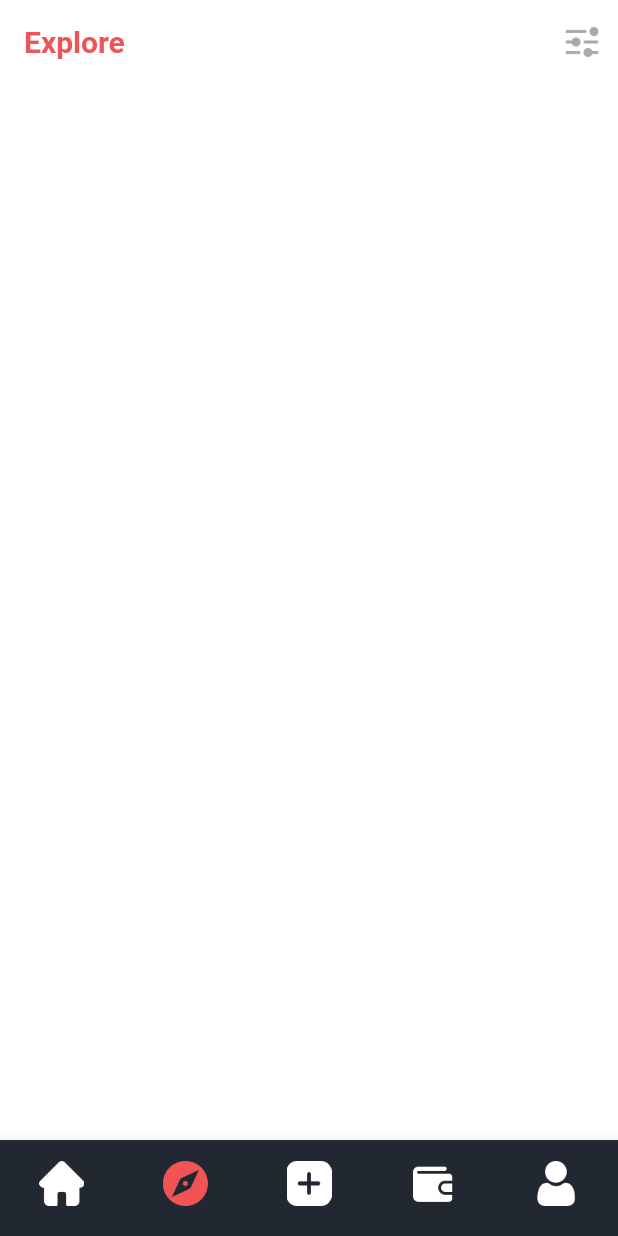
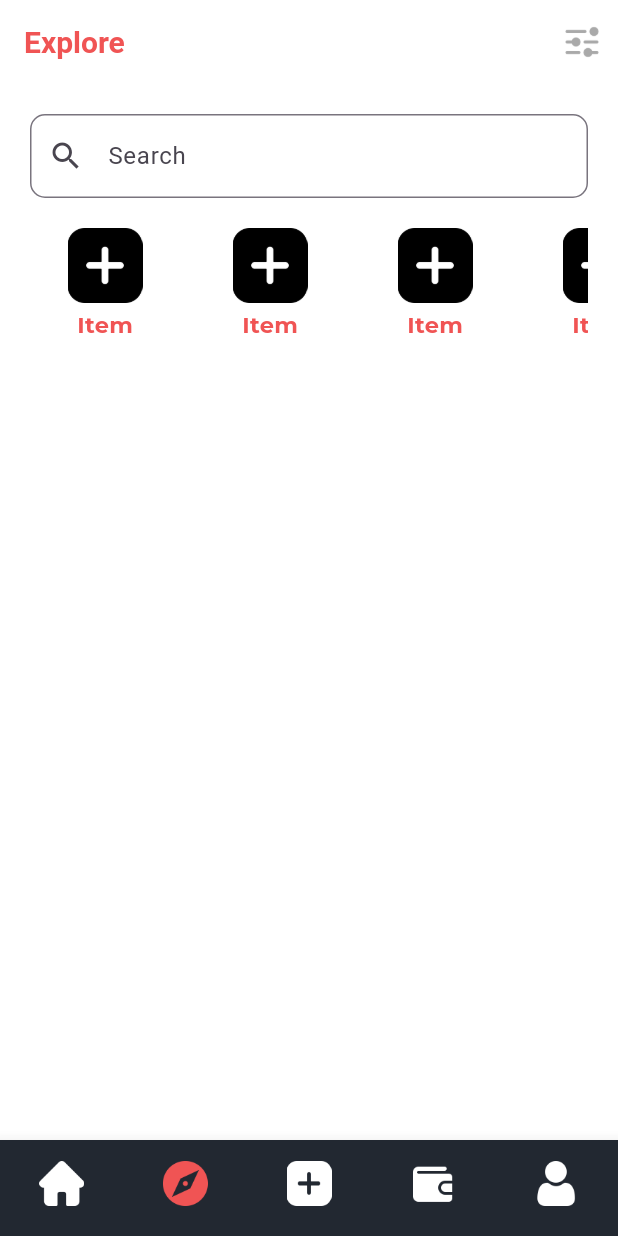
Before and after one commit to Navin-Jongyin/BidSure, a Flutter app: the screen it shows after launch, item 2 of the bottom bar chosen, on a phone screen of 412 x 824 dp. Run offline on Flutter 3.47's test engine with Material 3 defaults, Android fonts, the phone set to English and light mode, and no system bars; our stand-ins replace animated_splash_screen, google_fonts.

Commit message:
searchPage

```diff
--- a/lib/mainscreen/searchPage.dart
+++ b/lib/mainscreen/searchPage.dart
@@ -44,6 +44,47 @@ class _SearchPageState extends State<SearchPage> {
           ),
         ],
       ),
+      body: Container(
+        padding: EdgeInsets.all(20),
+        child: Column(
+          children: [
+            TextField(
+              decoration: InputDecoration(
+                border: OutlineInputBorder(
+                  borderRadius: BorderRadius.circular(10),
+                ),
+                prefixIcon: Icon(Icons.search),
+                hintText: "Search",
+              ),
+            ),
+            Flexible(
+              child: ListView(
+                scrollDirection: Axis.vertical,
+                children: [
+                  Container(
+                    height: 100,
+                    margin: EdgeInsets.only(top: 20),
+                    child: ListView(
+                      scrollDirection: Axis.horizontal,
+                      children: [
+                        buildCard(),
+                        SizedBox(width: 10),
+                        buildCard(),
+                        SizedBox(width: 10),
+                        buildCard(),
+                        SizedBox(width: 10),
+                        buildCard(),
+                        SizedBox(width: 10),
+                      ],
+                    ),
+                  ),
+                  // SizedBox(height: 20), // Add some spacing between the two rows
+                ],
+              ),
+            ),
+          ],
+        ),
+      ),
       bottomNavigationBar: CustomBottomNavigationBar(
         currentIndex: 1,
         onTap: (index) {
@@ -83,4 +124,28 @@ class _SearchPageState extends State<SearchPage> {
       ),
     );
   }
+
+  Widget buildCard() => Container(
+        width: 100,
+        height: 100,
+        color: Palette.whiteColor,
+        child: Column(
+          children: [
+            Image.asset(
+              "icons/addition.png",
+              width: 50,
+              height: 50,
+            ),
+            const SizedBox(height: 4),
+            Text(
+              "Item",
+              style: GoogleFonts.montserrat(
+                fontSize: 15,
+                fontWeight: FontWeight.bold,
+                color: Palette.redMainColor,
+              ),
+            )
+          ],
+        ),
+      );
 }
```
